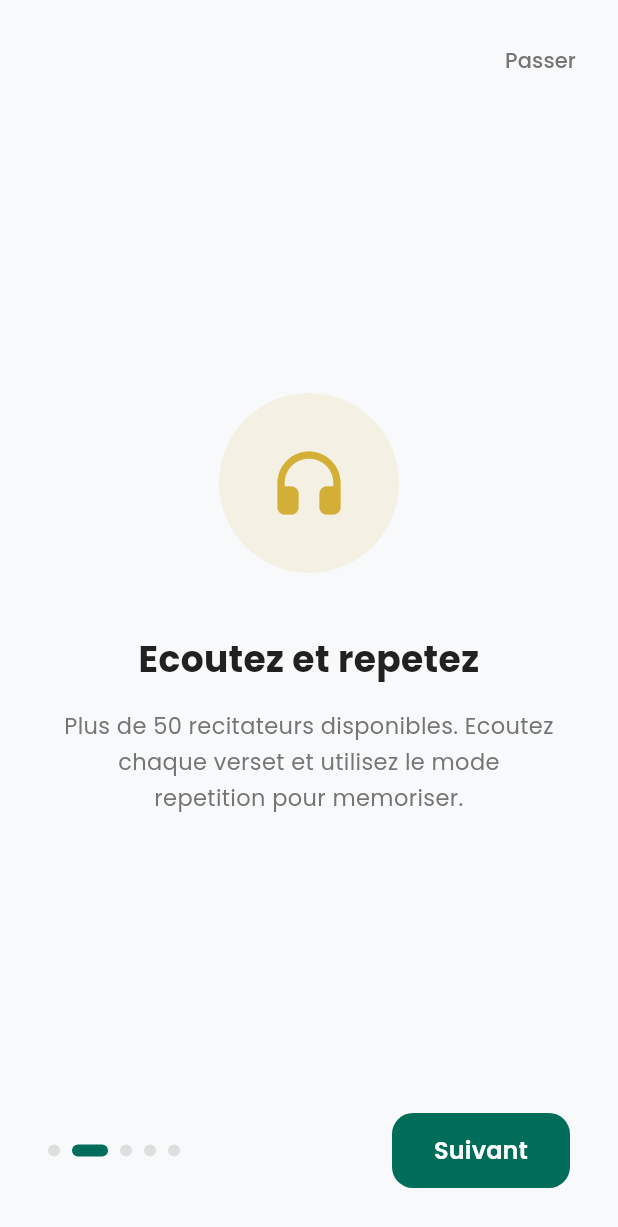
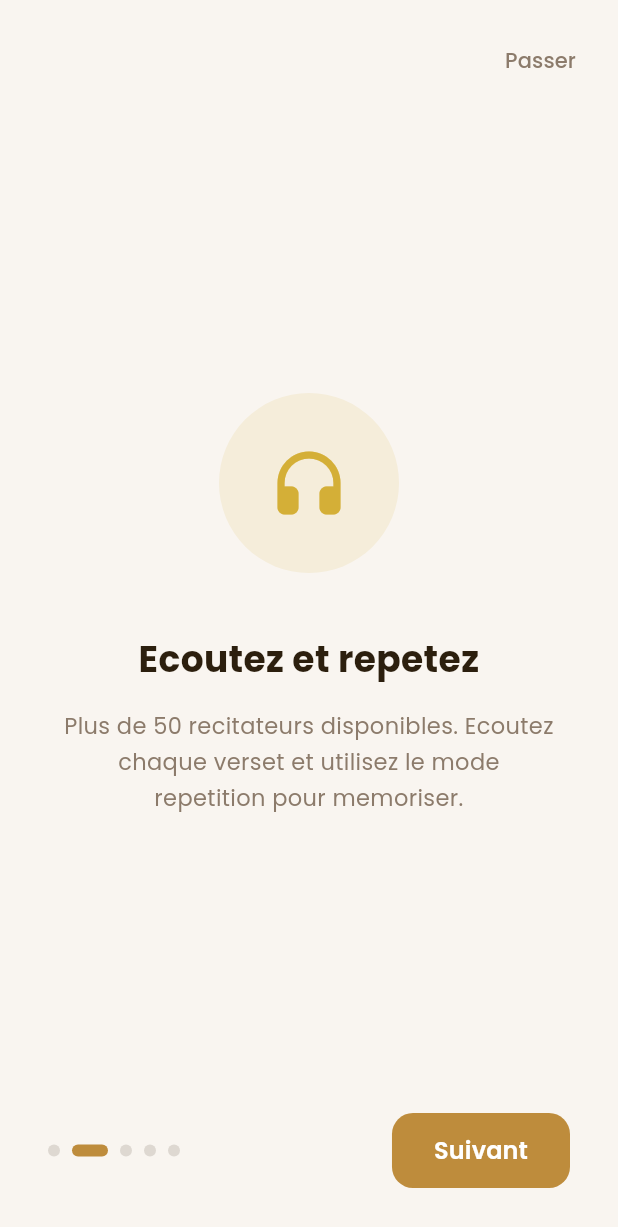
Before and after one commit to AlexandruCodeP/al-hafiz, a Flutter app: the screen it shows after launch, swiped to page 2, on a phone screen of 412 x 824 dp. Shown: the top 1227 px of the screen. Run offline on Flutter 3.47's test engine with Material 3 defaults, Android fonts, the phone set to English and light mode, and no system bars; our stand-ins replace file_picker, google_fonts, just_audio, shared_preferences.

Commit message:
feat: redesign warm gold theme, surah header card et verse cards
- Palette warm gold/cream au lieu de teal (primary #BE8C3C, bg #F9F5F0)
- Header card avec gradient dore, nom de sourate et bismillah
- Verse cards avec badge surahId:ayahId et icones action (play, bookmark, mastered)
- Fix scroll auto decale par le header card (+1 offset)

Co-Authored-By: Claude Opus 4.6 <noreply@anthropic.com>

```diff
--- a/lib/theme/app_theme.dart
+++ b/lib/theme/app_theme.dart
@@ -2,27 +2,34 @@ import 'package:flutter/material.dart';
 import 'package:google_fonts/google_fonts.dart';
 
 class AppColors {
-  static const background = Color(0xFF121212);
-  static const surface = Color(0xFF1E1E1E);
-  static const surfaceLight = Color(0xFF2A2A2A);
-  static const primary = Color(0xFF006D5B);
-  static const primaryLight = Color(0xFF00917A);
+  // ── Dark Mode ──
+  static const background = Color(0xFF1A1612);
+  static const surface = Color(0xFF241F1A);
+  static const surfaceLight = Color(0xFF2E2822);
+  static const primary = Color(0xFFBE8C3C);
+  static const primaryLight = Color(0xFFD4A84A);
   static const accent = Color(0xFFD4AF37);
   static const accentLight = Color(0xFFE8C84A);
-  static const textPrimary = Color(0xFFE0E0E0);
-  static const textSecondary = Color(0xFF9E9E9E);
-  static const textArabic = Color(0xFFF5F5F5);
-  static const divider = Color(0xFF333333);
+  static const textPrimary = Color(0xFFE8E0D6);
+  static const textSecondary = Color(0xFF9E9589);
+  static const textArabic = Color(0xFFF5F0E8);
+  static const divider = Color(0xFF3A332B);
   static const error = Color(0xFFCF6679);
-  static const meccan = Color(0xFF006D5B);
-  static const medinan = Color(0xFF1565C0);
+  static const meccan = Color(0xFFBE8C3C);
+  static const medinan = Color(0xFF7A9BBF);
 
-  // Light Theme Colors
-  static const backgroundLight = Color(0xFFF8F9FA);
+  // ── Light Mode ──
+  static const backgroundLight = Color(0xFFF9F5F0);
   static const surfaceLightT = Color(0xFFFFFFFF);
-  static const textPrimaryLight = Color(0xFF212121);
-  static const textSecondaryLight = Color(0xFF757575);
-  static const dividerLight = Color(0xFFEEEEEE);
+  static const textPrimaryLight = Color(0xFF2C1F0E);
+  static const textSecondaryLight = Color(0xFF8C7B6B);
+  static const dividerLight = Color(0xFFEDE6DD);
+
+  // ── Gradient colors ──
+  static const gradientStart = Color(0xFFF5E6C8);
+  static const gradientEnd = Color(0xFFE8C88A);
+  static const gradientDarkStart = Color(0xFF3A2E1E);
+  static const gradientDarkEnd = Color(0xFF2A2015);
 }
 
 class AppTheme {
@@ -46,7 +53,7 @@ class AppTheme {
           fontWeight: FontWeight.w600,
           color: AppColors.textPrimary,
         ),
-        iconTheme: const IconThemeData(color: AppColors.accent),
+        iconTheme: const IconThemeData(color: AppColors.primary),
       ),
       textTheme: _textTheme(AppColors.textPrimary, AppColors.textSecondary),
     );
```
Also changed, not shown: lib/screens/reader_screen.dart (+76 -4 lines), lib/widgets/ayah_card.dart (+92 -72 lines), pubspec.lock.
